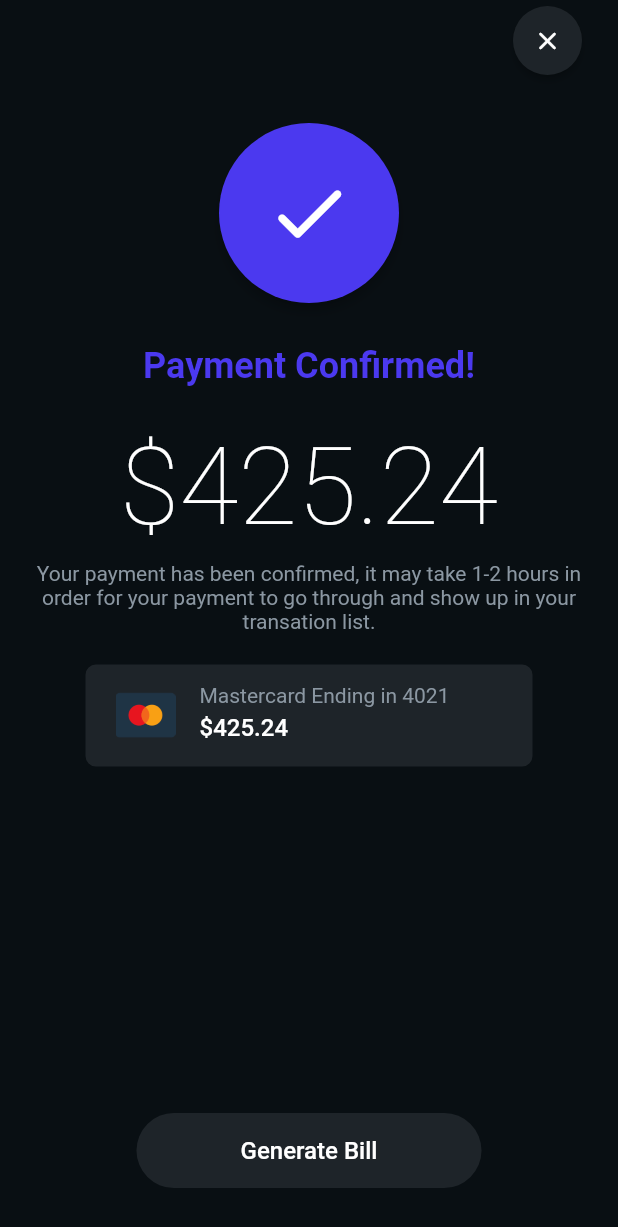
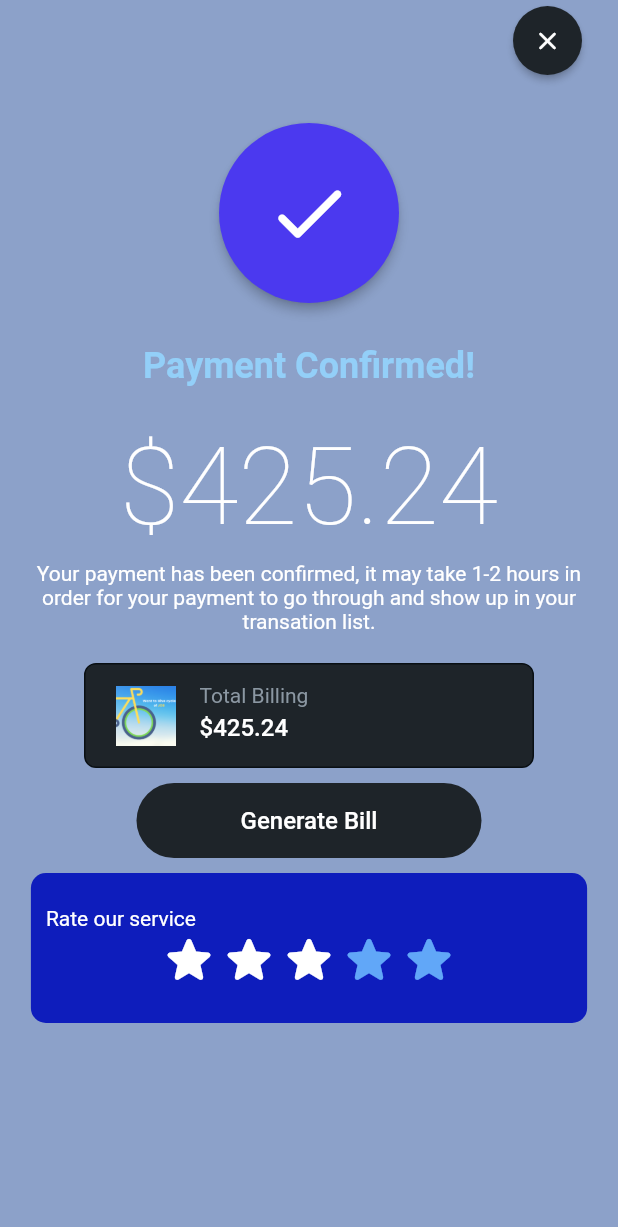
Before and after one commit to dhruvja/jobista, a Flutter app: the BillingWidget screen opened directly, on a phone screen of 412 x 824 dp. Shown: the top 1227 px of the screen. Run offline on Flutter 3.47's test engine with Material 2 defaults, Android fonts, the phone set to English and light mode, and no system bars; drawn by our look-alikes of auto_size_text, flutter_rating_bar; our stand-ins replace easy_debounce, firebase_auth, firebase_core, firebase_storage, flutter_spinkit, flutter_svg and 10 more; missing offline and left inert: json_path, mime_type; accounts and stored records are empty; Roboto replaces fonts that are missing (Lexend Deca, Overpass).

Commit message:
Billing pages uploaded

```diff
--- a/lib/billing/billing_widget.dart
+++ b/lib/billing/billing_widget.dart
@@ -1,3 +1,4 @@
+import '../components/experience_widget.dart';
 import '../flutter_flow/flutter_flow_icon_button.dart';
 import '../flutter_flow/flutter_flow_theme.dart';
 import '../flutter_flow/flutter_flow_util.dart';
@@ -20,7 +21,7 @@ class _BillingWidgetState extends State<BillingWidget> {
   Widget build(BuildContext context) {
     return Scaffold(
       key: scaffoldKey,
-      backgroundColor: Color(0xFF090F13),
+      backgroundColor: Color(0x73002F88),
       body: SafeArea(
         child: Column(
           mainAxisSize: MainAxisSize.max,
@@ -80,7 +81,7 @@ class _BillingWidgetState extends State<BillingWidget> {
                 'Payment Confirmed!',
                 style: FlutterFlowTheme.title1.override(
                   fontFamily: 'Lexend Deca',
-                  color: Color(0xFF4B39EF),
+                  color: Color(0xFF93CFF8),
                   fontSize: 24,
                   fontWeight: FontWeight.bold,
                 ),
@@ -105,7 +106,7 @@ class _BillingWidgetState extends State<BillingWidget> {
                 textAlign: TextAlign.center,
                 style: FlutterFlowTheme.bodyText2.override(
                   fontFamily: 'Lexend Deca',
-                  color: Color(0xFF8B97A2),
+                  color: FlutterFlowTheme.customColor1,
                   fontSize: 14,
                   fontWeight: FontWeight.normal,
                 ),
@@ -129,7 +130,7 @@ class _BillingWidgetState extends State<BillingWidget> {
                     Padding(
                       padding: EdgeInsetsDirectional.fromSTEB(20, 0, 0, 0),
                       child: Image.asset(
-                        'assets/images/masterCard@2x.png',
+                        'assets/images/Want_to_(3).png',
                         width: 40,
                         height: 40,
                         fit: BoxFit.fitWidth,
@@ -145,7 +146,7 @@ class _BillingWidgetState extends State<BillingWidget> {
                           Padding(
                             padding: EdgeInsetsDirectional.fromSTEB(0, 0, 0, 4),
                             child: Text(
-                              'Mastercard Ending in 4021',
+                              'Total Billing',
                               style: FlutterFlowTheme.bodyText2.override(
                                 fontFamily: 'Lexend Deca',
                                 color: Color(0xFF8B97A2),
@@ -175,10 +176,10 @@ class _BillingWidgetState extends State<BillingWidget> {
             ),
             Expanded(
               child: Padding(
-                padding: EdgeInsetsDirectional.fromSTEB(0, 0, 0, 32),
+                padding: EdgeInsetsDirectional.fromSTEB(10, 10, 10, 10),
                 child: Column(
                   mainAxisSize: MainAxisSize.max,
-                  mainAxisAlignment: MainAxisAlignment.end,
+                  mainAxisAlignment: MainAxisAlignment.start,
                   children: [
                     FFButtonWidget(
                       onPressed: () {
@@ -203,6 +204,9 @@ class _BillingWidgetState extends State<BillingWidget> {
                         borderRadius: 40,
                       ),
                     ),
+                    Expanded(
+                      child: ExperienceWidget(),
+                    ),
                   ],
                 ),
               ),
--- /dev/null
+++ b/lib/components/experience_widget.dart
@@ -0,0 +1,84 @@
+import '../flutter_flow/flutter_flow_theme.dart';
+import '../flutter_flow/flutter_flow_util.dart';
+import 'package:flutter/material.dart';
+import 'package:flutter_rating_bar/flutter_rating_bar.dart';
+import 'package:flutter_spinkit/flutter_spinkit.dart';
+import 'package:google_fonts/google_fonts.dart';
+
+class ExperienceWidget extends StatefulWidget {
+  const ExperienceWidget({Key key}) : super(key: key);
+
+  @override
+  _ExperienceWidgetState createState() => _ExperienceWidgetState();
+}
+
+class _ExperienceWidgetState extends State<ExperienceWidget> {
+  double ratingBarValue;
+
+  @override
+  Widget build(BuildContext context) {
+    return Column(
+      mainAxisSize: MainAxisSize.max,
+      children: [
+        Row(
+          mainAxisSize: MainAxisSize.max,
+          mainAxisAlignment: MainAxisAlignment.center,
+          children: [
+            Padding(
+              padding: EdgeInsetsDirectional.fromSTEB(10, 10, 10, 10),
+              child: Container(
+                width: MediaQuery.of(context).size.width * 0.9,
+                height: 100,
+                decoration: BoxDecoration(
+                  color: Color(0xFF0E1DBC),
+                  borderRadius: BorderRadius.circular(10),
+                ),
+                child: Column(
+                  mainAxisSize: MainAxisSize.max,
+                  mainAxisAlignment: MainAxisAlignment.center,
+                  children: [
+                    Row(
+                      mainAxisSize: MainAxisSize.max,
+                      children: [
+                        Padding(
+                          padding: EdgeInsetsDirectional.fromSTEB(10, 0, 0, 0),
+                          child: Text(
+                            'Rate our service',
+                            style: FlutterFlowTheme.bodyText1.override(
+                              fontFamily: 'Lexend Deca',
+                              color: FlutterFlowTheme.customColor1,
+                            ),
+                          ),
+                        ),
+                      ],
+                    ),
+                    Row(
+                      mainAxisSize: MainAxisSize.max,
+                      mainAxisAlignment: MainAxisAlignment.center,
+                      children: [
+                        RatingBar.builder(
+                          onRatingUpdate: (newValue) =>
+                              setState(() => ratingBarValue = newValue),
+                          itemBuilder: (context, index) => Icon(
+                            Icons.star_rounded,
+                            color: FlutterFlowTheme.customColor1,
+                          ),
+                          direction: Axis.horizontal,
+                          initialRating: ratingBarValue ??= 3,
+                          unratedColor: Color(0xFF61A7F8),
+                          itemCount: 5,
+                          itemSize: 40,
+                          glowColor: FlutterFlowTheme.customColor1,
+                        ),
+                      ],
+                    ),
+                  ],
+                ),
+              ),
+            ),
+          ],
+        ),
+      ],
+    );
+  }
+}
```
Also changed, not shown: lib/flutter_flow/flutter_flow_animations.dart (+14 -5 lines), lib/flutter_flow/flutter_flow_util.dart (+5 -8 lines), lib/generate_bill/generate_bill_widget.dart (added, +303 -0 lines), assets/images/Want_to_(3).png (added), assets/images/masterCard@2x.png (deleted).
